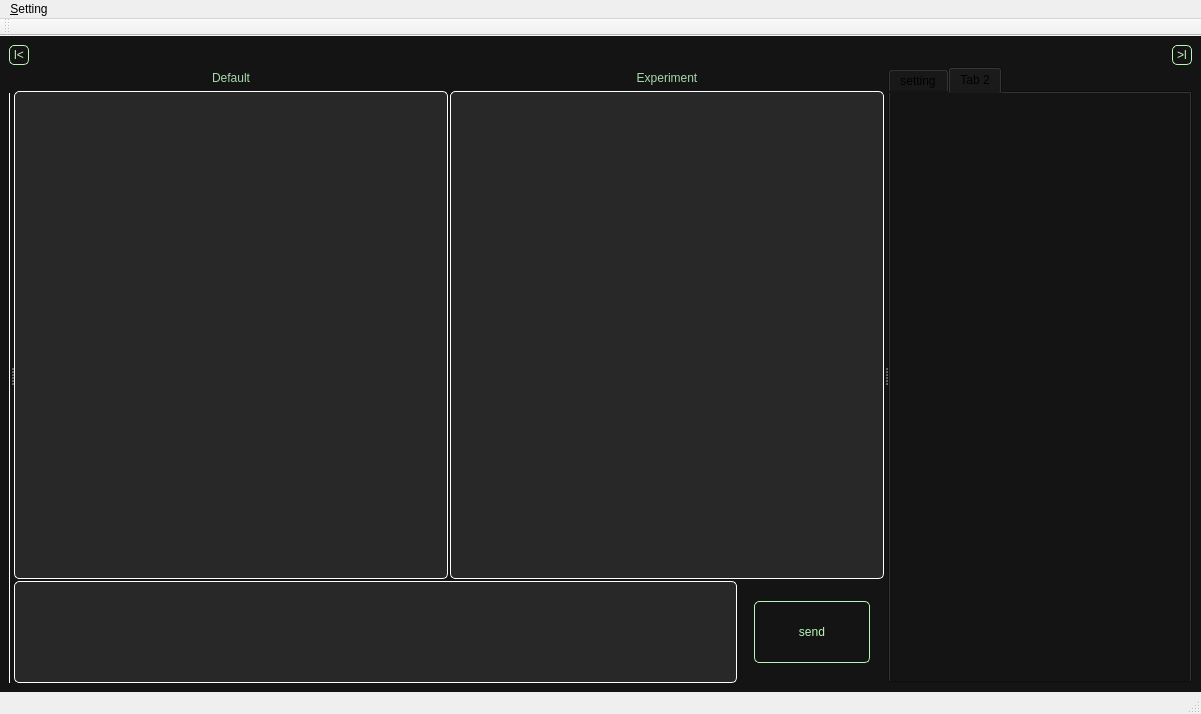
Old version of the form projects/pj3(LLM_compared_v1.0.1)/ui/mainwindow.ui in the repository EagerBeaverLee/Vision_AI_RnD_team.
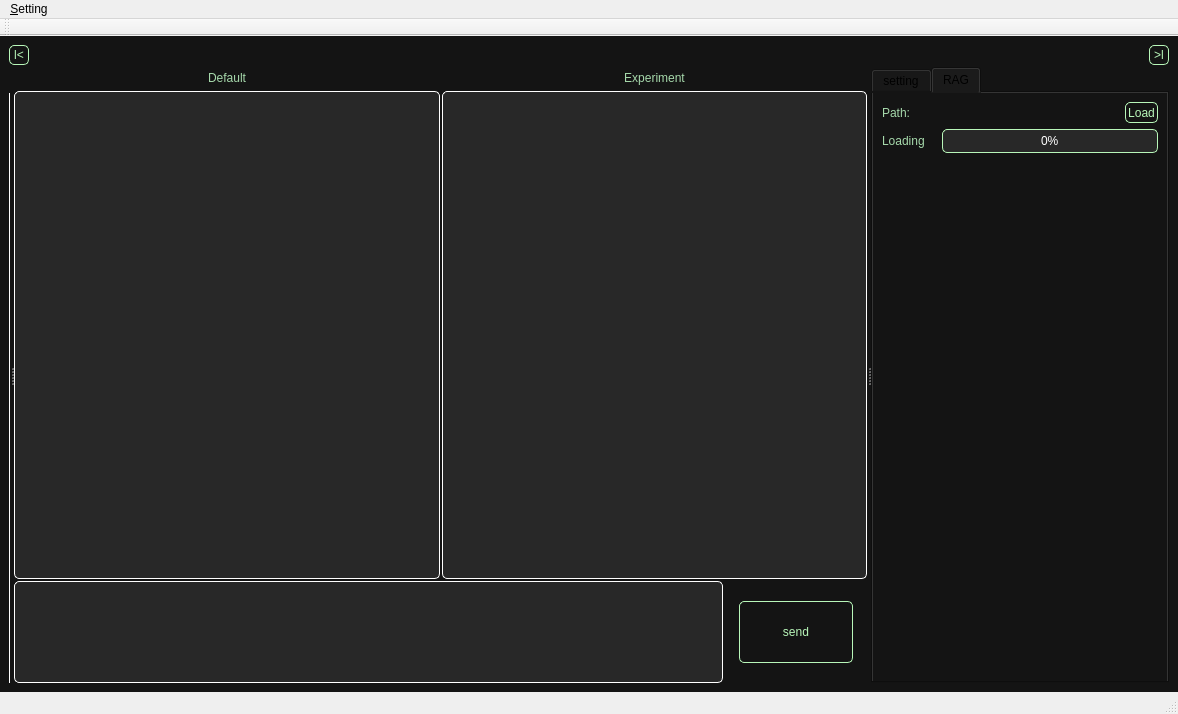
New version of the form. The open tabs and pages were chosen to show the change.

```diff
--- a/projects/pj3(LLM_compared_v1.0.1)/ui/mainwindow.ui
+++ b/projects/pj3(LLM_compared_v1.0.1)/ui/mainwindow.ui
@@ -6,7 +6,7 @@
    <rect>
     <x>0</x>
     <y>0</y>
-    <width>1201</width>
+    <width>1178</width>
     <height>714</height>
    </rect>
   </property>
@@ -137,7 +137,7 @@
       <property name="orientation">
        <enum>Qt::Horizontal</enum>
       </property>
-      <widget class="QWidget" name="">
+      <widget class="QWidget" name="layoutWidget">
        <layout class="QVBoxLayout" name="verticalLayout_3" stretch="1,26">
         <item>
          <layout class="QHBoxLayout" name="horizontalLayout_2" stretch="1,10,10">
@@ -362,7 +362,7 @@
         </item>
        </layout>
       </widget>
-      <widget class="QWidget" name="">
+      <widget class="QWidget" name="layoutWidget">
        <layout class="QVBoxLayout" name="verticalLayout" stretch="5,1">
         <property name="spacing">
          <number>2</number>
@@ -820,8 +820,127 @@
        </widget>
        <widget class="QWidget" name="tab_2">
         <attribute name="title">
-         <string>Tab 2</string>
+         <string>RAG</string>
         </attribute>
+        <layout class="QVBoxLayout" name="verticalLayout_6" stretch="1,1,25">
+         <item>
+          <layout class="QHBoxLayout" name="horizontalLayout_5" stretch="1,6,1">
+           <property name="spacing">
+            <number>4</number>
+           </property>
+           <item>
+            <widget class="QLabel" name="label_6">
+             <property name="styleSheet">
+              <string notr="true">QLabel {
+    color: rgb(166, 217, 171);
+}</string>
+             </property>
+             <property name="text">
+              <string>Path: </string>
+             </property>
+            </widget>
+           </item>
+           <item>
+            <widget class="QLabel" name="path">
+             <property name="styleSheet">
+              <string notr="true">QLabel {
+    color: rgb(166, 217, 171);
+}</string>
+             </property>
+             <property name="text">
+              <string/>
+             </property>
+            </widget>
+           </item>
+           <item>
+            <widget class="QPushButton" name="Load_btn">
+             <property name="sizePolicy">
+              <sizepolicy hsizetype="Minimum" vsizetype="Minimum">
+               <horstretch>1</horstretch>
+               <verstretch>1</verstretch>
+              </sizepolicy>
+             </property>
+             <property name="styleSheet">
+              <string notr="true">QPushButton {
+	color: rgb(184, 247, 185);
+    border: 1px solid rgb(184, 247, 185); /* 원하는 RGB 색상으로 변경 */
+    border-radius: 5px;                  /* 모서리를 둥글게 (선택 사항) */
+}
+QPushButton:hover {
+	color: rgb(184, 247, 185);
+    background-color: rgb(50, 120, 50); /* 마우스 올렸을 때 더 진한 색 */
+    border: 1px solid rgb(184, 247, 185); /* 테두리도 함께 진하게 (선택 사항) */
+}
+
+QPushButton:pressed {
+	color: rgb(184, 247, 185);
+    background-color: rgb(100, 180, 100); /* 버튼 눌렀을 때 가장 진한 색 */
+    border: 1px solid rgb(184, 247, 185); /* 테두리도 함께 진하게 (선택 사항) */
+}</string>
+             </property>
+             <property name="text">
+              <string>Load</string>
+             </property>
+             <property name="autoDefault">
+              <bool>false</bool>
+             </property>
+             <property name="flat">
+              <bool>false</bool>
+             </property>
+            </widget>
+           </item>
+          </layout>
+         </item>
+         <item>
+          <layout class="QHBoxLayout" name="horizontalLayout_6" stretch="1,4">
+           <item>
+            <widget class="QLabel" name="label_7">
+             <property name="styleSheet">
+              <string notr="true">QLabel {
+    color: rgb(166, 217, 171);
+}</string>
+             </property>
+             <property name="text">
+              <string>Loading</string>
+             </property>
+            </widget>
+           </item>
+           <item>
+            <widget class="QProgressBar" name="Loading_bar">
+             <property name="styleSheet">
+              <string notr="true">QProgressBar {
+	border: 1px solid rgb(184, 247, 185);
+	border-radius: 5px;
+	background-color: rgb(40, 40, 40);
+	text-align: center;
+	color: White;
+}
+QProgressBar::chunk {
+	background: qlineargradient(x1:0, y1:0, x2:1, y2:0, stop:0 rgb(50, 120, 50), stop:1 rgb(100,180,100));
+	border-radius: 2px;
+}</string>
+             </property>
+             <property name="value">
+              <number>0</number>
+             </property>
+            </widget>
+           </item>
+          </layout>
+         </item>
+         <item>
+          <spacer name="verticalSpacer_4">
+           <property name="orientation">
+            <enum>Qt::Vertical</enum>
+           </property>
+           <property name="sizeHint" stdset="0">
+            <size>
+             <width>20</width>
+             <height>516</height>
+            </size>
+           </property>
+          </spacer>
+         </item>
+        </layout>
        </widget>
       </widget>
      </widget>
@@ -833,7 +952,7 @@
     <rect>
      <x>0</x>
      <y>0</y>
-     <width>1201</width>
+     <width>1178</width>
      <height>21</height>
     </rect>
    </property>
```
Left out of the diff: 2 changed lines with no effect on the pictures.
